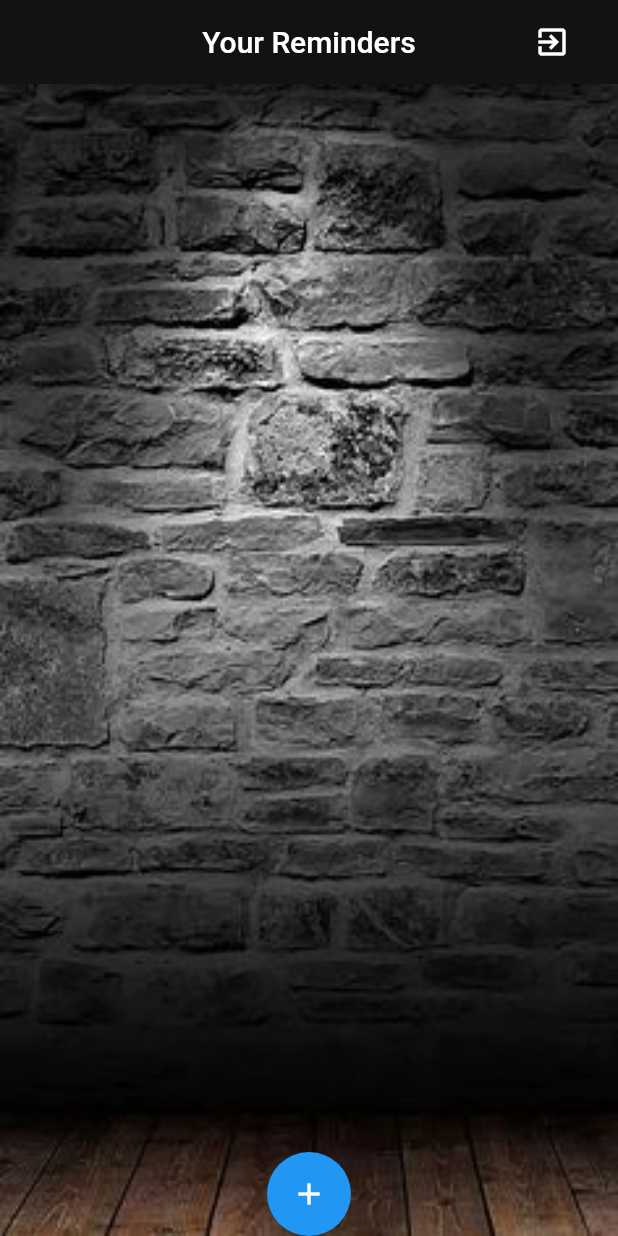
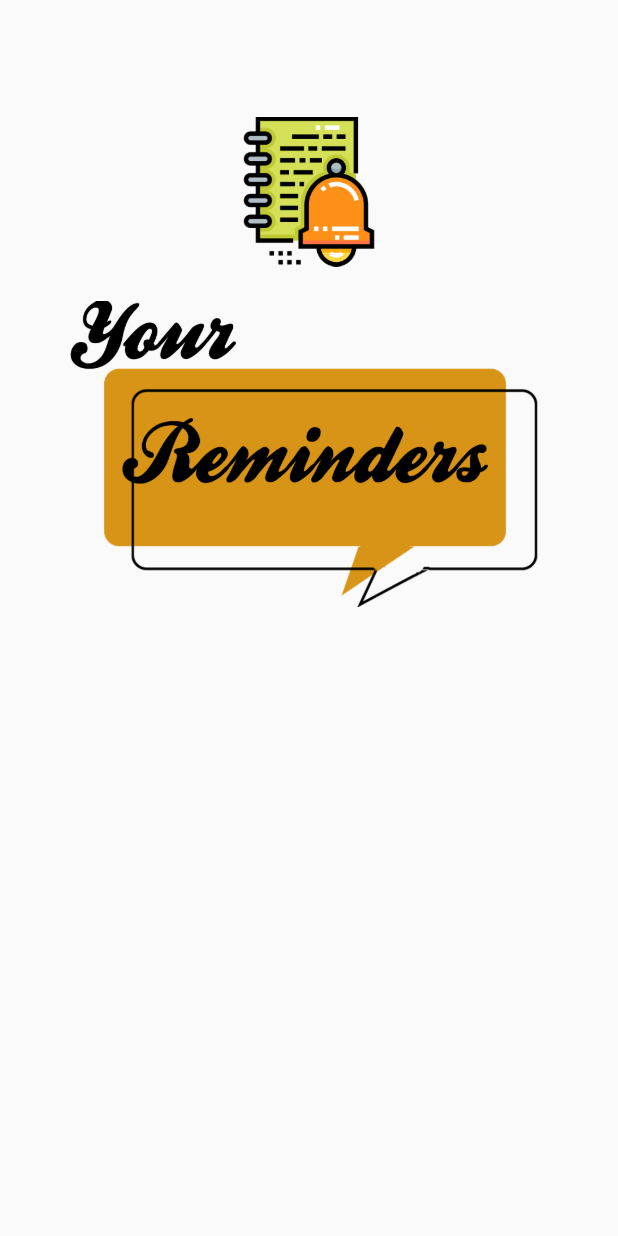
Before and after one commit to gaya3d2611/reminder_app, a Flutter app: the first screen one second after launch, on a phone screen of 412 x 824 dp. Run offline on Flutter 3.47's test engine with Material 2 defaults, Android fonts, the phone set to English and light mode, and no system bars; our stand-ins replace cloud_firestore, firebase_auth, firebase_messaging, flutter_local_notifications, rxdart; missing offline and left inert: simpletime_picker; accounts and stored records are empty.

Commit message:
landing screen with animation added

```diff
--- a/lib/main.dart
+++ b/lib/main.dart
@@ -1,4 +1,5 @@
 import "package:flutter/material.dart";
+import 'package:your_reminders/screens/landingScreen.dart';
 import "screens/firstscreen.dart";
 void main()
 {
@@ -11,8 +12,7 @@ class firstscreen extends StatelessWidget {
     return MaterialApp(
         debugShowCheckedModeBanner: false,
         title: "YOUR REMINDERS",
-        home: FirstScreen()
-
+        home: landingScreen(),
     );
   }
 }
--- a/lib/screens/firstscreen.dart
+++ b/lib/screens/firstscreen.dart
@@ -89,7 +89,7 @@ class FirstScreenState extends State<FirstScreen> {
                                     children: <Widget>[
                                       Container(
                                         decoration: BoxDecoration(
-                                          color: Colors.deepPurpleAccent,
+                                          //color: Colors.deepPurpleAccent,
                                           borderRadius: BorderRadius.only(topLeft: Radius.circular(20.0), bottomLeft: Radius.circular(20.0),)
                                         ),
                                         width: MediaQuery.of(context).size.width-90,
--- /dev/null
+++ b/lib/screens/landingScreen.dart
@@ -0,0 +1,100 @@
+import 'dart:async';
+import 'package:flutter/animation.dart';
+import 'package:flutter/cupertino.dart';
+import 'package:flutter/material.dart';
+import 'package:flutter/widgets.dart';
+import 'package:your_reminders/screens/firstscreen.dart';
+
+class landingScreen extends StatefulWidget {
+  @override
+  _landingScreenState createState() => _landingScreenState();
+}
+
+class _landingScreenState extends State<landingScreen> with SingleTickerProviderStateMixin {
+  Animation animation;
+  AnimationController animationController;
+  @override
+  void initState() {
+    // TODO: implement initState
+    super.initState();
+    animationController= AnimationController(duration: const Duration(seconds: 2), vsync: this);
+    animation= Tween(begin: 1.0, end: 0.0).animate(CurvedAnimation(
+      parent: animationController,
+      curve:  Curves.fastOutSlowIn
+    ));
+    animationController.forward();
+    startTimer();
+  }
+  @override
+  void dispose(){
+    super.dispose();
+    animationController.dispose();
+  }
+  startTimer() async{
+    var duration= Duration(seconds: 3);
+    return Timer(duration, route);
+  }
+  route(){
+    Navigator.pushReplacement(context, MaterialPageRoute(builder: (context)=>FirstScreen()));
+  }
+
+  @override
+  Widget build(BuildContext context) {
+    final double width= MediaQuery.of(context).size.width;
+    final double height= MediaQuery.of(context).size.height/2;
+    return AnimatedBuilder(
+      animation: animationController,
+      builder: (BuildContext context, Widget child) {
+        return Scaffold(
+          body: Transform(
+            transform: Matrix4.translationValues(0.0, -animation.value*height, 0.0),
+            child: Column(
+              mainAxisAlignment: MainAxisAlignment.center,
+              crossAxisAlignment: CrossAxisAlignment.center,
+              children: <Widget>[
+                Center(
+                  child: Container(
+                    width: 100,
+                    height: 100,
+                    decoration: BoxDecoration(
+                      //color: Colors.amber,
+                        image: DecorationImage(
+                          image: AssetImage('asset/images/appstore.png'),
+                        )
+                    ),
+                  ),
+                ),
+                Container(
+                  width: MediaQuery
+                      .of(context)
+                      .size
+                      .width - 50,
+                  height: 250,
+                  decoration: BoxDecoration(
+                    //color: Colors.cyanAccent,
+                      image: DecorationImage(
+                        image: AssetImage(
+                            'asset/images/titleYourReminderstrans.png'),
+                      )
+                  ),
+                ),
+                /*Container(
+                height: 50,
+                width: 150,
+                child: RaisedButton(onPressed: (){
+                  transport(FirstScreen());
+                },
+                child: Text('Get Started'),
+                ),
+              ) */
+              ],
+            ),
+          ),
+        );
+      }
+    );
+  }
+  transport(Widget n) {
+    Navigator.push(context, MaterialPageRoute(builder: (context) => n));
+  }
+}
--- a/pubspec.yaml
+++ b/pubspec.yaml
@@ -31,6 +31,7 @@ dependencies:
   path_provider: ^1.6.5
   rxdart: ^0.23.1
   firebase_messaging: ^6.0.13
+
   #flutter_launcher_icons: "^0.7.0"
 
 dev_dependencies:
@@ -57,6 +58,8 @@ flutter:
   assets:
     - asset/images/background.jpg
     - asset/images/reminders.jpg
+    - asset/images/appstore.png
+    - asset/images/titleYourReminderstrans.png
     #- asset/images/reminder.png
 
   # An image asset can refer to one or more resolution-specific "variants", see
```
Also changed, not shown: asset/images/appstore.png (added), asset/images/titleYourReminderstrans.png (added).
